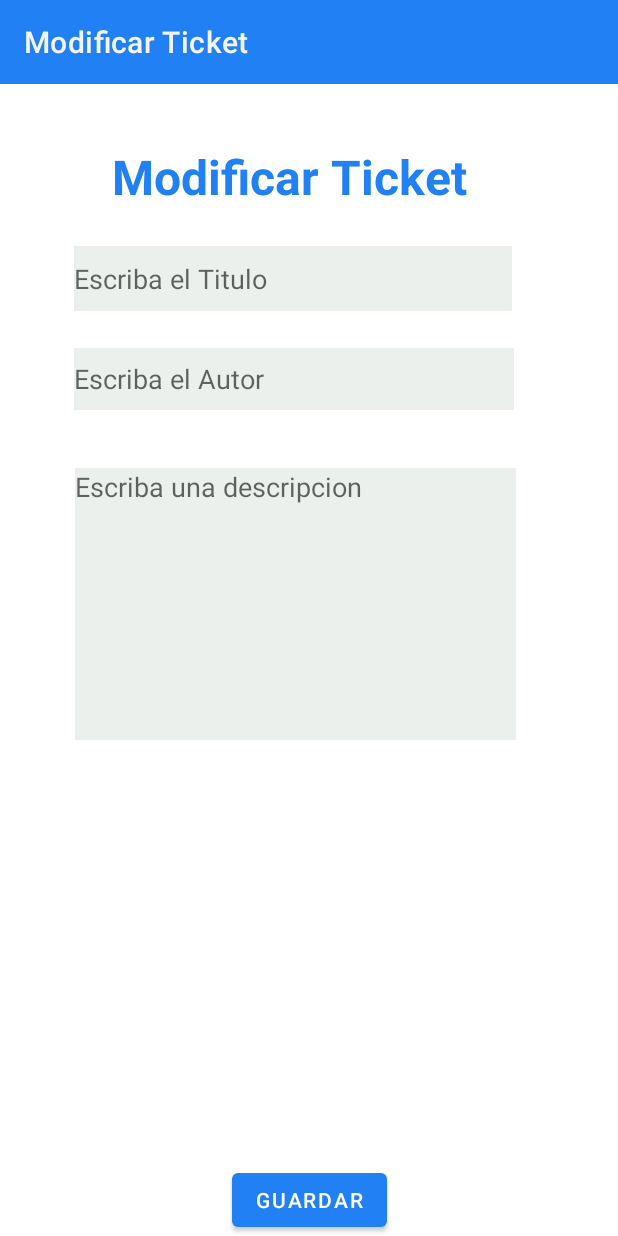
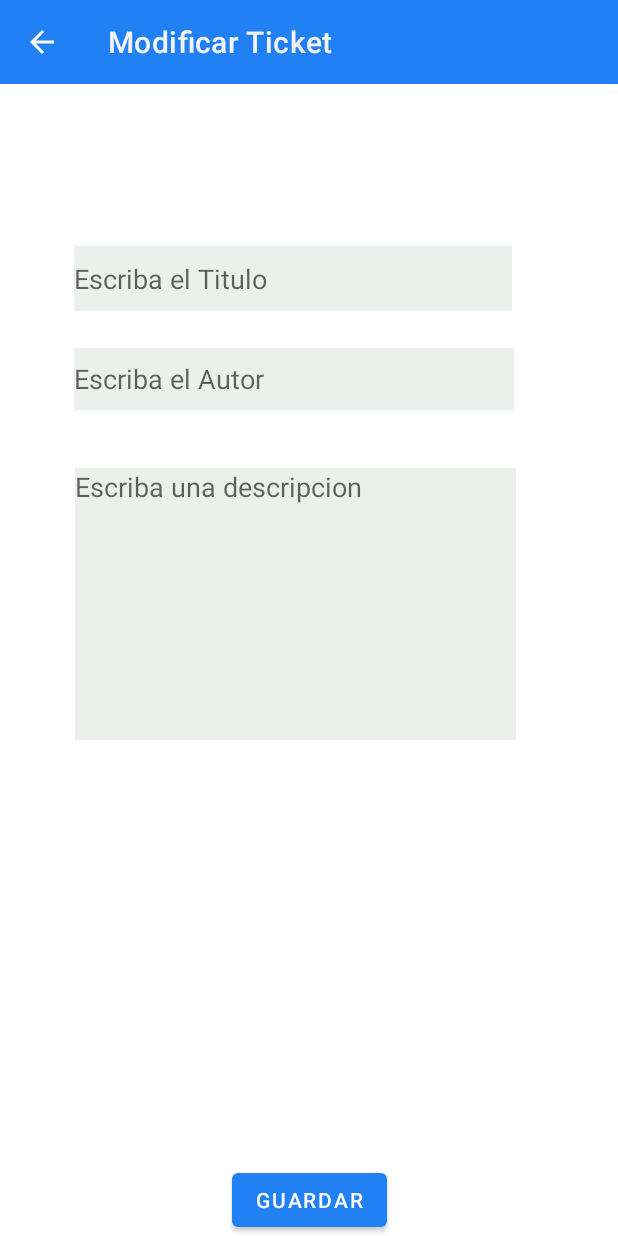
Before and after one commit to analiafer/WorkingApp, an Android app: the EditActivity screen opened directly, with no data from a screen before it, on a phone screen of 412 x 824 dp. Run offline under Robolectric (Android 15) with nearby library versions, the light colour scheme and no system bars; our stand-ins replace Room's generated code; 4 statements that could not run were skipped.

Commit message:
borre los titulos de las pantallas

```diff
--- a/app/src/main/AndroidManifest.xml
+++ b/app/src/main/AndroidManifest.xml
@@ -12,7 +12,8 @@
         android:supportsRtl="true"
         android:theme="@style/Theme.WorkingApp"
         android:usesCleartextTraffic="true">
-        <activity android:name=".ui.EditActivity"></activity>
+
+
         <activity
             android:name=".ui.EnProcesoActivity"
             android:parentActivityName=".ui.MainActivity" />
@@ -21,6 +22,9 @@
             android:parentActivityName=".ui.MainActivity" />
         <activity
             android:name=".ui.NewTicketActivity"
+            android:parentActivityName=".ui.MainActivity" />
+        <activity
+            android:name=".ui.EditActivity"
             android:parentActivityName=".ui.MainActivity" />
         <activity
             android:name=".ui.ClimaActivity"
--- a/app/src/main/java/com/example/workingapp/ui/EditActivity.kt
+++ b/app/src/main/java/com/example/workingapp/ui/EditActivity.kt
@@ -22,9 +22,10 @@ class EditActivity : AppCompatActivity() {
         super.onCreate(savedInstanceState)
         bindingEditTicket = ActivityEditBinding.inflate(layoutInflater)
         setContentView(bindingEditTicket.root)
+        var appbarnav = bindingEditTicket.tbTicketEdit
+        setSupportActionBar(appbarnav)
+        supportActionBar?.setDisplayHomeAsUpEnabled(true)
         updateTicket()
-
-
     }
 
     private fun updateTicket(){
@@ -47,7 +48,6 @@ class EditActivity : AppCompatActivity() {
                     viewModel.updateTicket(ticket)
                     val intent = Intent(this, MainActivity::class.java)
                     startActivity(intent)
-
                     val database = AppDatabase.getDatabase(this)
                 database.ticketDao().update(ticket)
 
--- a/app/src/main/res/layout/activity_edit.xml
+++ b/app/src/main/res/layout/activity_edit.xml
@@ -11,6 +11,7 @@
         android:background="#2180F3"
         android:layout_width="match_parent"
         android:layout_height="wrap_content"
+        app:layout_constraintBottom_toBottomOf="parent"
         app:layout_constraintTop_toTopOf="parent"
         app:layout_constraintVertical_bias="0.0"
         tools:layout_editor_absoluteX="-16dp"
@@ -20,20 +21,6 @@
 
     </androidx.appcompat.widget.Toolbar>
 
-
-    <TextView
-        android:id="@+id/tvEditar"
-        android:layout_width="wrap_content"
-        android:layout_height="wrap_content"
-        android:layout_marginTop="96dp"
-        android:text="Modificar Ticket"
-        android:textColor="#2180F3"
-        android:textSize="32sp"
-        android:textStyle="bold"
-        app:layout_constraintEnd_toEndOf="parent"
-        app:layout_constraintHorizontal_bias="0.425"
-        app:layout_constraintStart_toStartOf="parent"
-        app:layout_constraintTop_toTopOf="parent" />
 
     <EditText
         android:id="@+id/etTitulo"
```
Also changed, not shown: app/src/main/res/layout/activity_new_ticket.xml (+0 -14 lines).
